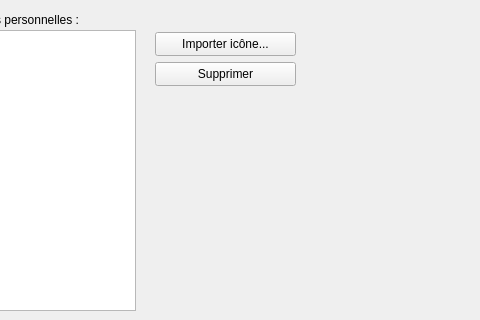
First picture: the form in src/interface/outils/outils.ui, repository mconsidine/previsat_archive, before the edit; both pictures show x 305 to 785 and y 0 to 320 of the 960 by 600 pixel window.
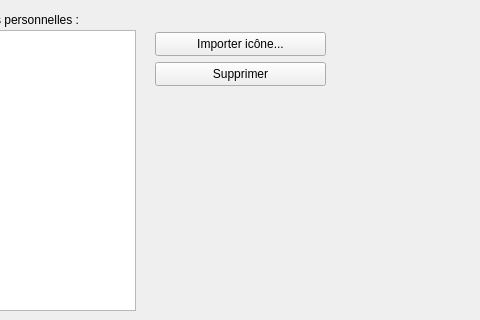
Second picture: the form after the edit. The open tabs and pages were chosen to show the change.

Commit message: Modification de la taille des boutons dans la fenetre Outils

```diff
--- a/src/interface/outils/outils.ui
+++ b/src/interface/outils/outils.ui
@@ -610,7 +610,7 @@
       <rect>
        <x>250</x>
        <y>20</y>
-       <width>141</width>
+       <width>171</width>
        <height>24</height>
       </rect>
      </property>
@@ -636,7 +636,7 @@
       <rect>
        <x>250</x>
        <y>50</y>
-       <width>141</width>
+       <width>171</width>
        <height>24</height>
       </rect>
      </property>
```
Left out of the diff: 4 changed lines with no effect on the pictures.
